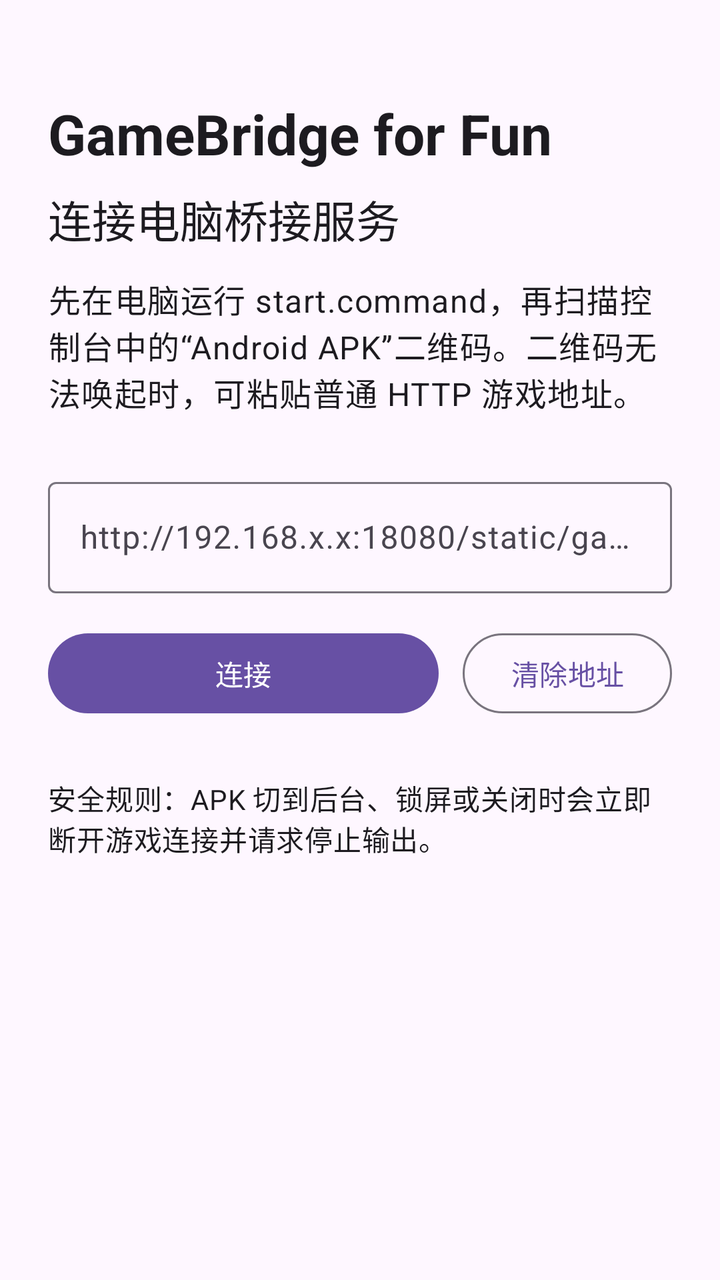
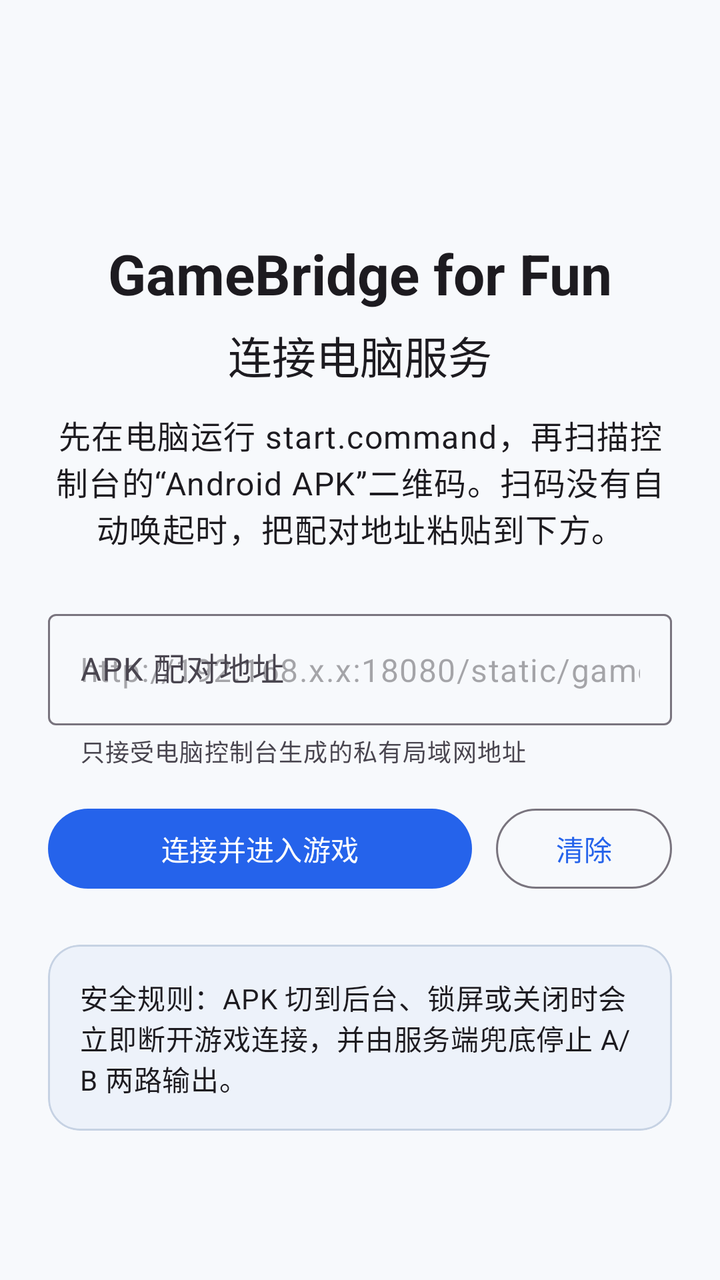

Compare the two renders of this Android layout. The source of the first and the diff that turns it into the second are given below.
<!-- AndroidManifest.xml: application theme Theme.GameBridgeForFun -->
<!-- res/layout/activity_main.xml -->
<?xml version="1.0" encoding="utf-8"?>
<FrameLayout xmlns:android="http://schemas.android.com/apk/res/android"
    xmlns:app="http://schemas.android.com/apk/res-auto"
    android:layout_width="match_parent"
    android:layout_height="match_parent">

    <ScrollView
        android:id="@+id/connectionScroll"
        android:layout_width="match_parent"
        android:layout_height="match_parent"
        android:fillViewport="true">

        <LinearLayout
            android:layout_width="match_parent"
            android:layout_height="wrap_content"
            android:gravity="center_horizontal"
            android:orientation="vertical"
            android:paddingStart="24dp"
            android:paddingTop="48dp"
            android:paddingEnd="24dp"
            android:paddingBottom="32dp">

            <TextView
                android:layout_width="match_parent"
                android:layout_height="wrap_content"
                android:text="@string/app_name"
                android:textAppearance="?attr/textAppearanceHeadlineMedium"
                android:textStyle="bold" />

            <TextView
                android:layout_width="match_parent"
                android:layout_height="wrap_content"
                android:layout_marginTop="8dp"
                android:text="@string/connect_title"
                android:textAppearance="?attr/textAppearanceTitleLarge" />

            <TextView
                android:layout_width="match_parent"
                android:layout_height="wrap_content"
                android:layout_marginTop="12dp"
                android:text="@string/connect_description"
                android:textAppearance="?attr/textAppearanceBodyLarge" />

            <com.google.android.material.textfield.TextInputLayout
                android:id="@+id/gameUrlLayout"
                style="@style/Widget.Material3.TextInputLayout.OutlinedBox"
                android:layout_width="match_parent"
                android:layout_height="wrap_content"
                android:layout_marginTop="28dp"
                android:hint="@string/game_url_hint">

                <com.google.android.material.textfield.TextInputEditText
                    android:id="@+id/gameUrlInput"
                    android:layout_width="match_parent"
                    android:layout_height="wrap_content"
                    android:inputType="textUri"
                    android:maxLines="5" />
            </com.google.android.material.textfield.TextInputLayout>

            <LinearLayout
                android:layout_width="match_parent"
                android:layout_height="wrap_content"
                android:layout_marginTop="16dp"
                android:orientation="horizontal">

                <com.google.android.material.button.MaterialButton
                    android:id="@+id/connectButton"
                    android:layout_width="0dp"
                    android:layout_height="wrap_content"
                    android:layout_weight="1"
                    android:text="@string/connect_action" />

                <com.google.android.material.button.MaterialButton
                    android:id="@+id/clearButton"
                    style="@style/Widget.Material3.Button.OutlinedButton"
                    android:layout_width="wrap_content"
                    android:layout_height="wrap_content"
                    android:layout_marginStart="12dp"
                    android:text="@string/clear_action" />
            </LinearLayout>

            <TextView
                android:id="@+id/connectionError"
                android:layout_width="match_parent"
                android:layout_height="wrap_content"
                android:layout_marginTop="12dp"
                android:textColor="@color/brand_error"
                android:textAppearance="?attr/textAppearanceBodyMedium"
                android:visibility="gone" />

            <TextView
                android:layout_width="match_parent"
                android:layout_height="wrap_content"
                android:layout_marginTop="28dp"
                android:text="@string/safety_notice"
                android:textAppearance="?attr/textAppearanceBodyMedium" />
        </LinearLayout>
    </ScrollView>

    <FrameLayout
        android:id="@+id/gameContainer"
        android:layout_width="match_parent"
        android:layout_height="match_parent"
        android:visibility="gone">

        <WebView
            android:id="@+id/gameWebView"
            android:layout_width="match_parent"
            android:layout_height="match_parent" />

        <com.google.android.material.button.MaterialButton
            android:id="@+id/backToConnectButton"
            style="@style/Widget.Material3.Button.OutlinedButton"
            android:layout_width="wrap_content"
            android:layout_height="wrap_content"
            android:layout_gravity="top|end"
            android:layout_margin="8dp"
            android:text="@string/back_to_connect"
            app:icon="@android:drawable/ic_media_previous" />
    </FrameLayout>

</FrameLayout>
<!-- resources referenced by this layout -->
<resources>
  <color name="brand_error">#B3261E</color>
  <string name="app_name">GameBridge for Fun</string>
  <string name="back_to_connect">返回连接页</string>
  <string name="clear_action">清除地址</string>
  <string name="connect_action">连接</string>
  <string name="connect_description">先在电脑运行 start.command，再扫描控制台中的“Android APK”二维码。二维码无法唤起时，可粘贴普通 HTTP 游戏地址。</string>
  <string name="connect_title">连接电脑桥接服务</string>
  <string name="game_url_hint">http://192.168.x.x:18080/static/game.html?ws=…</string>
  <string name="safety_notice">安全规则：APK 切到后台、锁屏或关闭时会立即断开游戏连接并请求停止输出。</string>
  <style name="Theme.GameBridgeForFun" parent="Theme.Material3.DayNight.NoActionBar">
          <item name="colorPrimary">@color/brand_primary</item>
          <item name="colorOnPrimary">@color/brand_on_primary</item>
          <item name="android:windowLightStatusBar">true</item>
          <item name="android:navigationBarColor">@color/brand_surface</item>
          <item name="android:windowActionModeOverlay">true</item>
      </style>
  <color name="brand_primary">#6750A4</color>
  <color name="brand_on_primary">#FFFFFF</color>
  <color name="brand_surface">#FFFBFE</color>
</resources>

<!-- the commit's change to res/layout/activity_main.xml (unified diff, before → after) -->
@@ -16,13 +16,21 @@
             android:gravity="center_horizontal"
             android:orientation="vertical"
             android:paddingStart="24dp"
-            android:paddingTop="48dp"
+            android:paddingTop="28dp"
             android:paddingEnd="24dp"
             android:paddingBottom="32dp">
 
-            <TextView
-                android:layout_width="match_parent"
-                android:layout_height="wrap_content"
+            <ImageView
+                android:layout_width="72dp"
+                android:layout_height="72dp"
+                android:contentDescription="@string/app_icon_description"
+                android:src="@mipmap/ic_launcher" />
+
+            <TextView
+                android:layout_width="match_parent"
+                android:layout_height="wrap_content"
+                android:layout_marginTop="18dp"
+                android:gravity="center"
                 android:text="@string/app_name"
                 android:textAppearance="?attr/textAppearanceHeadlineMedium"
                 android:textStyle="bold" />
@@ -30,7 +38,8 @@
             <TextView
                 android:layout_width="match_parent"
                 android:layout_height="wrap_content"
-                android:layout_marginTop="8dp"
+                android:layout_marginTop="6dp"
+                android:gravity="center"
                 android:text="@string/connect_title"
                 android:textAppearance="?attr/textAppearanceTitleLarge" />
 
@@ -38,6 +47,7 @@
                 android:layout_width="match_parent"
                 android:layout_height="wrap_content"
                 android:layout_marginTop="12dp"
+                android:gravity="center"
                 android:text="@string/connect_description"
                 android:textAppearance="?attr/textAppearanceBodyLarge" />
 
@@ -46,15 +56,19 @@
                 style="@style/Widget.Material3.TextInputLayout.OutlinedBox"
                 android:layout_width="match_parent"
                 android:layout_height="wrap_content"
-                android:layout_marginTop="28dp"
-                android:hint="@string/game_url_hint">
+                android:layout_marginTop="26dp"
+                android:hint="@string/game_url_label"
+                app:helperText="@string/game_url_helper">
 
                 <com.google.android.material.textfield.TextInputEditText
                     android:id="@+id/gameUrlInput"
                     android:layout_width="match_parent"
                     android:layout_height="wrap_content"
+                    android:hint="@string/game_url_hint"
+                    android:imeOptions="actionGo"
                     android:inputType="textUri"
-                    android:maxLines="5" />
+                    android:maxLines="4"
+                    android:selectAllOnFocus="false" />
             </com.google.android.material.textfield.TextInputLayout>
 
             <LinearLayout
@@ -84,39 +98,140 @@
                 android:layout_width="match_parent"
                 android:layout_height="wrap_content"
                 android:layout_marginTop="12dp"
+                android:accessibilityLiveRegion="polite"
+                android:textAppearance="?attr/textAppearanceBodyMedium"
                 android:textColor="@color/brand_error"
-                android:textAppearance="?attr/textAppearanceBodyMedium"
                 android:visibility="gone" />
 
-            <TextView
-                android:layout_width="match_parent"
-                android:layout_height="wrap_content"
-                android:layout_marginTop="28dp"
-                android:text="@string/safety_notice"
-                android:textAppearance="?attr/textAppearanceBodyMedium" />
+            <com.google.android.material.card.MaterialCardView
+                android:layout_width="match_parent"
+                android:layout_height="wrap_content"
+                android:layout_marginTop="24dp"
+                app:cardBackgroundColor="@color/brand_surface_variant"
+                app:cardCornerRadius="16dp"
+                app:strokeColor="@color/brand_outline"
+                app:strokeWidth="1dp">
+
+                <TextView
+                    android:layout_width="match_parent"
+                    android:layout_height="wrap_content"
+                    android:padding="16dp"
+                    android:text="@string/safety_notice"
+                    android:textAppearance="?attr/textAppearanceBodyMedium" />
+            </com.google.android.material.card.MaterialCardView>
         </LinearLayout>
     </ScrollView>
 
-    <FrameLayout
+    
+    <LinearLayout
         android:id="@+id/gameContainer"
         android:layout_width="match_parent"
         android:layout_height="match_parent"
+        android:orientation="vertical"
         android:visibility="gone">
 
-        <WebView
-            android:id="@+id/gameWebView"
+        <com.google.android.material.appbar.MaterialToolbar
+            android:id="@+id/gameToolbar"
             android:layout_width="match_parent"
-            android:layout_height="match_parent" />
-
-        <com.google.android.material.button.MaterialButton
-            android:id="@+id/backToConnectButton"
-            style="@style/Widget.Material3.Button.OutlinedButton"
-            android:layout_width="wrap_content"
-            android:layout_height="wrap_content"
-            android:layout_gravity="top|end"
-            android:layout_margin="8dp"
-            android:text="@string/back_to_connect"
-            app:icon="@android:drawable/ic_media_previous" />
-    </FrameLayout>
+            android:layout_height="?attr/actionBarSize"
+            android:background="@color/brand_surface"
+            android:elevation="3dp"
+            app:navigationContentDescription="@string/back_to_connect"
+            app:navigationIcon="@drawable/ic_arrow_back"
+            app:title="@string/game_toolbar_title" />
+
+        <FrameLayout
+            android:layout_width="match_parent"
+            android:layout_height="0dp"
+            android:layout_weight="1">
+
+            <WebView
+                android:id="@+id/gameWebView"
+                android:layout_width="match_parent"
+                android:layout_height="match_parent"
+                android:background="@color/webview_background" />
+
+            <LinearLayout
+                android:id="@+id/pageLoadingOverlay"
+                android:layout_width="match_parent"
+                android:layout_height="match_parent"
+                android:gravity="center"
+                android:orientation="vertical"
+                android:background="@color/brand_surface">
+
+                <com.google.android.material.progressindicator.CircularProgressIndicator
+                    android:id="@+id/pageLoadingIndicator"
+                    android:layout_width="wrap_content"
+                    android:layout_height="wrap_content"
+                    android:contentDescription="@string/loading_game" />
+
+                <TextView
+                    android:layout_width="wrap_content"
+                    android:layout_height="wrap_content"
+                    android:layout_marginTop="14dp"
+                    android:text="@string/loading_game"
+                    android:textAppearance="?attr/textAppearanceBodyLarge" />
+            </LinearLayout>
+
+            <com.google.android.material.card.MaterialCardView
+                android:id="@+id/pageErrorPanel"
+                android:layout_width="match_parent"
+                android:layout_height="wrap_content"
+                android:layout_gravity="center"
+                android:layout_margin="24dp"
+                android:visibility="gone"
+                app:cardBackgroundColor="@color/brand_surface_variant"
+                app:cardCornerRadius="20dp"
+                app:strokeColor="@color/brand_outline"
+                app:strokeWidth="1dp">
+
+                <LinearLayout
+                    android:layout_width="match_parent"
+                    android:layout_height="wrap_content"
+                    android:orientation="vertical"
+                    android:padding="20dp">
+
+                    <TextView
+                        android:layout_width="match_parent"
+                        android:layout_height="wrap_content"
+                        android:text="@string/load_error_title"
+                        android:textAppearance="?attr/textAppearanceTitleLarge"
+                        android:textStyle="bold" />
+
+                    <TextView
+                        android:id="@+id/pageErrorText"
+                        android:layout_width="match_parent"
+                        android:layout_height="wrap_content"
+                        android:layout_marginTop="10dp"
+                        android:accessibilityLiveRegion="assertive"
+                        android:text="@string/load_error_default"
+                        android:textAppearance="?attr/textAppearanceBodyMedium" />
+
+                    <LinearLayout
+                        android:layout_width="match_parent"
+                        android:layout_height="wrap_content"
+                        android:layout_marginTop="18dp"
+                        android:orientation="horizontal">
+
+                        <com.google.android.material.button.MaterialButton
+                            android:id="@+id/retryButton"
+                            android:layout_width="0dp"
+                            android:layout_height="wrap_content"
+                            android:layout_weight="1"
+                            android:text="@string/retry_action" />
+
+                        <com.google.android.material.button.MaterialButton
+                            android:id="@+id/backToConnectButton"
+                            style="@style/Widget.Material3.Button.OutlinedButton"
+                            android:layout_width="0dp"
+                            android:layout_height="wrap_content"
+                            android:layout_marginStart="10dp"
+                            android:layout_weight="1"
+                            android:text="@string/back_to_connect" />
+                    </LinearLayout>
+                </LinearLayout>
+            </com.google.android.material.card.MaterialCardView>
+        </FrameLayout>
+    </LinearLayout>
 
 </FrameLayout>
<!-- resource entries referenced after the edit -->
@@ -1,23 +1,67 @@
 <!-- resources referenced by this layout -->
 <resources>
-  <color name="brand_error">#B3261E</color>
+  <color name="brand_error">#B4233A</color>
+  <color name="brand_outline">#C6D2E3</color>
+  <color name="brand_surface">#F7F9FC</color>
+  <color name="brand_surface_variant">#EDF2FA</color>
+  <color name="webview_background">#070A12</color>
+  <!-- drawable ic_arrow_back (drawable) -->
+  <?xml version="1.0" encoding="utf-8"?>
+  <vector xmlns:android="http://schemas.android.com/apk/res/android"
+      android:width="24dp"
+      android:height="24dp"
+      android:autoMirrored="true"
+      android:tint="?attr/colorOnSurface"
+      android:viewportWidth="24"
+      android:viewportHeight="24">
+      <path
+          android:fillColor="@android:color/white"
+          android:pathData="M20,11H7.83l5.59,-5.59L12,4l-8,8 8,8 1.42,-1.41L7.83,13H20v-2z" />
+  </vector>
+  <!-- mipmap ic_launcher (mipmap-anydpi-v26) -->
+  <?xml version="1.0" encoding="utf-8"?>
+  <adaptive-icon xmlns:android="http://schemas.android.com/apk/res/android">
+      <background android:drawable="@color/icon_background" />
+      <foreground android:drawable="@drawable/ic_launcher_foreground" />
+      <monochrome android:drawable="@drawable/ic_launcher_monochrome" />
+  </adaptive-icon>
+  <string name="app_icon_description">GameBridge for Fun 应用图标</string>
   <string name="app_name">GameBridge for Fun</string>
-  <string name="back_to_connect">返回连接页</string>
-  <string name="clear_action">清除地址</string>
-  <string name="connect_action">连接</string>
-  <string name="connect_description">先在电脑运行 start.command，再扫描控制台中的“Android APK”二维码。二维码无法唤起时，可粘贴普通 HTTP 游戏地址。</string>
-  <string name="connect_title">连接电脑桥接服务</string>
+  <string name="back_to_connect">返回连接</string>
+  <string name="clear_action">清除</string>
+  <string name="connect_action">连接并进入游戏</string>
+  <string name="connect_description">先在电脑运行 start.command，再扫描控制台的“Android APK”二维码。扫码没有自动唤起时，把配对地址粘贴到下方。</string>
+  <string name="connect_title">连接电脑服务</string>
+  <string name="game_toolbar_title">游戏控制器</string>
+  <string name="game_url_helper">只接受电脑控制台生成的私有局域网地址</string>
   <string name="game_url_hint">http://192.168.x.x:18080/static/game.html?ws=…</string>
-  <string name="safety_notice">安全规则：APK 切到后台、锁屏或关闭时会立即断开游戏连接并请求停止输出。</string>
+  <string name="game_url_label">APK 配对地址</string>
+  <string name="load_error_default">请确认电脑服务仍在运行，并检查手机和电脑是否处于同一 Wi-Fi。</string>
+  <string name="load_error_title">无法打开游戏页面</string>
+  <string name="loading_game">正在连接电脑服务…</string>
+  <string name="retry_action">重新连接</string>
+  <string name="safety_notice">安全规则：APK 切到后台、锁屏或关闭时会立即断开游戏连接，并由服务端兜底停止 A/B 两路输出。</string>
   <style name="Theme.GameBridgeForFun" parent="Theme.Material3.DayNight.NoActionBar">
           <item name="colorPrimary">@color/brand_primary</item>
           <item name="colorOnPrimary">@color/brand_on_primary</item>
           <item name="android:windowLightStatusBar">true</item>
           <item name="android:navigationBarColor">@color/brand_surface</item>
+          <item name="android:windowBackground">@color/brand_surface</item>
           <item name="android:windowActionModeOverlay">true</item>
       </style>
-  <color name="brand_primary">#6750A4</color>
+  <color name="icon_background">#071225</color>
+  <!-- drawable ic_launcher_monochrome (drawable) -->
+  <?xml version="1.0" encoding="utf-8"?>
+  <vector xmlns:android="http://schemas.android.com/apk/res/android"
+      android:width="108dp"
+      android:height="108dp"
+      android:viewportWidth="108"
+      android:viewportHeight="108">
+      <path
+          android:fillColor="#000000"
+          android:pathData="M60,13 L30,58 L49,58 L42,96 L80,47 L60,47 Z" />
+  </vector>
+  <color name="brand_primary">#2563EB</color>
   <color name="brand_on_primary">#FFFFFF</color>
-  <color name="brand_surface">#FFFBFE</color>
 </resources>
 
